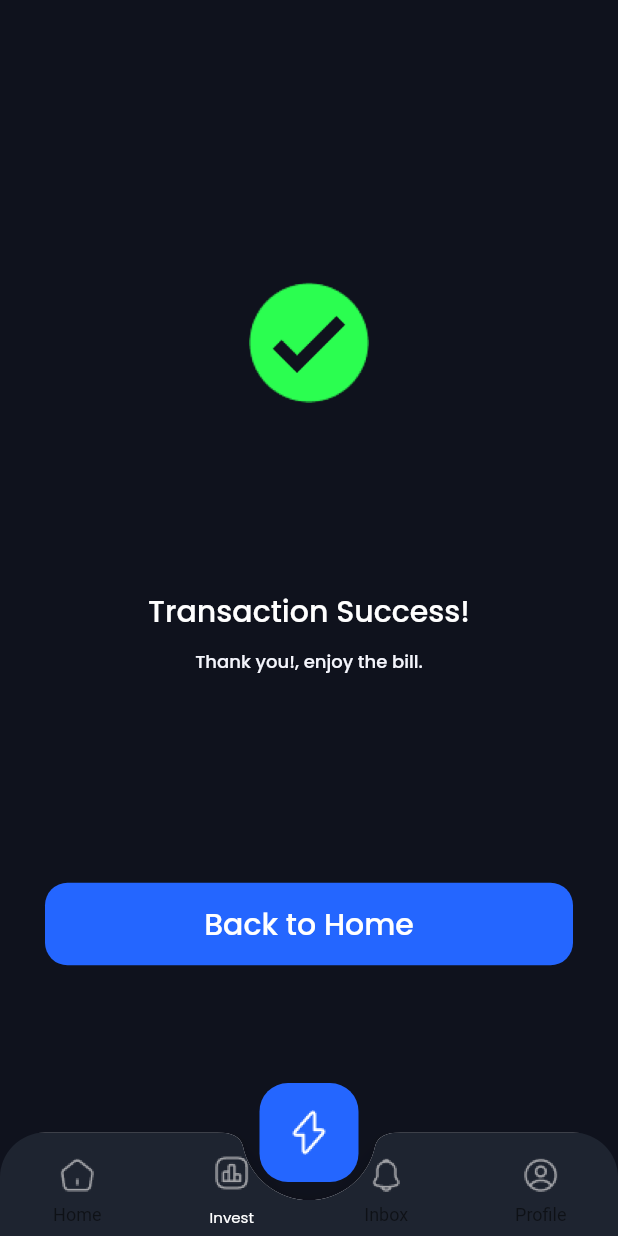
After one commit to azharuanwar/xwallet_flutter, a Flutter app: the screen it shows after launch, item 2 of the bottom bar chosen, after a tap on "Back to Home", on a phone screen of 412 x 824 dp. The commit adds this screen. Run offline on Flutter 3.47's test engine with Material 2 defaults, Android fonts, the phone set to English and light mode, and no system bars; our stand-ins replace google_fonts.

Commit message:
transaction button

```diff
--- a/lib/pages/main_page.dart
+++ b/lib/pages/main_page.dart
@@ -2,6 +2,7 @@ import 'dart:ui';
 
 import 'package:flutter/material.dart';
 import 'package:xwallet/pages/home_page.dart';
+import 'package:xwallet/pages/transaction_success_page.dart';
 
 import '../theme.dart';
 
@@ -51,6 +52,12 @@ class _MainPageState extends State<MainPage> {
               backgroundColor: backgroundColor1,
               currentIndex: currentIdx,
               type: BottomNavigationBarType.fixed,
+              onTap: (value) {
+                print(value);
+                setState(() {
+                  currentIdx = value;
+                });
+              },
               items: [
                 BottomNavigationBarItem(
                   icon: Container(
@@ -112,6 +119,11 @@ class _MainPageState extends State<MainPage> {
           // ignore: dead_code
           break;
 
+        case 1:
+          return TransactionSuccessPage();
+// ignore: dead_code
+          break;
+
         default:
           return HomePage();
       }
--- a/lib/pages/splashScreen_page.dart
+++ b/lib/pages/splashScreen_page.dart
@@ -14,7 +14,7 @@ class _SplashScreenPageState extends State<SplashScreenPage> {
   @override
   void initState() {
     Future.delayed(
-        Duration(seconds: 5),
+        Duration(seconds: 3),
         () => Navigator.push(
             context, MaterialPageRoute(builder: (context) => MainPage())));
     super.initState();
--- /dev/null
+++ b/lib/pages/transaction_success_page.dart
@@ -0,0 +1,57 @@
+import 'package:flutter/material.dart';
+import 'package:xwallet/theme.dart';
+
+class TransactionSuccessPage extends StatelessWidget {
+  // const TransactionSuccess({Key? key}) : super(key: key);
+
+  @override
+  Widget build(BuildContext context) {
+    return Scaffold(
+      backgroundColor: backgroundColor2,
+      body: Center(
+        child: Column(
+          crossAxisAlignment: CrossAxisAlignment.center,
+          mainAxisAlignment: MainAxisAlignment.center,
+          children: [
+            Image.asset(
+              'assets/icon_success.png',
+              width: 96,
+            ),
+            SizedBox(
+              height: 116,
+            ),
+            Text(
+              'Transaction Success!',
+              style: titleText,
+            ),
+            SizedBox(
+              height: 10,
+            ),
+            Text(
+              'Thank you!, enjoy the bill.',
+              style: subtitleText,
+            ),
+            SizedBox(
+              height: 138,
+            ),
+            Container(
+              width: MediaQuery.of(context).size.width - 2 * 30,
+              height: 55,
+              decoration: BoxDecoration(
+                color: primaryColor,
+                borderRadius: BorderRadius.circular(15),
+              ),
+              child: TextButton(
+                onPressed: () {},
+                child: Text(
+                  'Back to Home',
+                  style: titleText,
+                ),
+              ),
+            ),
+          ],
+        ),
+      ),
+    );
+  }
+}
```
Also changed, not shown: assets/icon_success.png (added).
